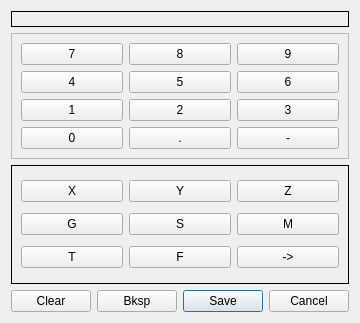
jethornton/flexgui, file flexgui/src/gcode.ui: the form before one commit.
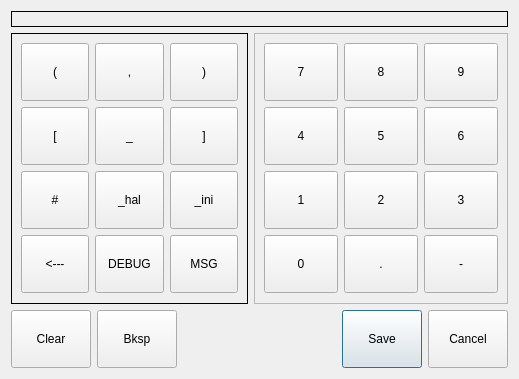
The form after the commit. The open tabs and pages were chosen to show the change.

Commit message: improve g code popup

```diff
--- a/flexgui/src/gcode.ui
+++ b/flexgui/src/gcode.ui
@@ -6,14 +6,27 @@
    <rect>
     <x>0</x>
     <y>0</y>
-    <width>325</width>
-    <height>323</height>
+    <width>519</width>
+    <height>379</height>
    </rect>
   </property>
   <property name="windowTitle">
    <string>G code Input</string>
   </property>
+  <property name="styleSheet">
+   <string notr="true">QPushButton{
+min-height: 50;
+min-width: 50
+}</string>
+  </property>
   <layout class="QGridLayout" name="gridLayout">
+   <item row="10" column="1">
+    <widget class="QPushButton" name="backspace_pb">
+     <property name="text">
+      <string>Bksp</string>
+     </property>
+    </widget>
+   </item>
    <item row="9" column="0" colspan="4">
     <widget class="QStackedWidget" name="letters_sw">
      <property name="frameShape">
@@ -158,27 +171,6 @@
      </widget>
      <widget class="QWidget" name="page_3">
       <layout class="QGridLayout" name="gridLayout_4">
-       <item row="2" column="0">
-        <widget class="QPushButton" name="back_pb_1">
-         <property name="text">
-          <string>&lt;--</string>
-         </property>
-        </widget>
-       </item>
-       <item row="1" column="0">
-        <widget class="QPushButton" name="char_P">
-         <property name="text">
-          <string>P</string>
-         </property>
-        </widget>
-       </item>
-       <item row="1" column="1">
-        <widget class="QPushButton" name="char_L">
-         <property name="text">
-          <string>L</string>
-         </property>
-        </widget>
-       </item>
        <item row="0" column="0">
         <widget class="QPushButton" name="char_U">
          <property name="text">
@@ -193,6 +185,20 @@
          </property>
         </widget>
        </item>
+       <item row="2" column="0">
+        <widget class="QPushButton" name="back_pb_1">
+         <property name="text">
+          <string>&lt;--</string>
+         </property>
+        </widget>
+       </item>
+       <item row="2" column="2">
+        <widget class="QPushButton" name="next_pb_2">
+         <property name="text">
+          <string>--&gt;</string>
+         </property>
+        </widget>
+       </item>
        <item row="0" column="2">
         <widget class="QPushButton" name="char_W">
          <property name="text">
@@ -200,21 +206,110 @@
          </property>
         </widget>
        </item>
+       <item row="1" column="0">
+        <widget class="QPushButton" name="char_P">
+         <property name="text">
+          <string>P</string>
+         </property>
+        </widget>
+       </item>
+       <item row="1" column="1">
+        <widget class="QPushButton" name="char_L">
+         <property name="text">
+          <string>L</string>
+         </property>
+        </widget>
+       </item>
       </layout>
      </widget>
-    </widget>
-   </item>
-   <item row="10" column="2" colspan="2">
-    <widget class="QDialogButtonBox" name="buttonBox">
-     <property name="sizePolicy">
-      <sizepolicy hsizetype="Expanding" vsizetype="Fixed">
-       <horstretch>0</horstretch>
-       <verstretch>0</verstretch>
-      </sizepolicy>
-     </property>
-     <property name="standardButtons">
-      <set>QDialogButtonBox::Cancel|QDialogButtonBox::Save</set>
-     </property>
+     <widget class="QWidget" name="page_4">
+      <layout class="QGridLayout" name="gridLayout_6">
+       <item row="0" column="0">
+        <widget class="QPushButton" name="char_left_bracket">
+         <property name="text">
+          <string>(</string>
+         </property>
+        </widget>
+       </item>
+       <item row="0" column="2">
+        <widget class="QPushButton" name="char_right_bracket">
+         <property name="text">
+          <string>)</string>
+         </property>
+        </widget>
+       </item>
+       <item row="0" column="1">
+        <widget class="QPushButton" name="char_comma">
+         <property name="text">
+          <string>,</string>
+         </property>
+        </widget>
+       </item>
+       <item row="1" column="2">
+        <widget class="QPushButton" name="char_right_square_bracket">
+         <property name="text">
+          <string>]</string>
+         </property>
+        </widget>
+       </item>
+       <item row="1" column="1">
+        <widget class="QPushButton" name="char_underscore">
+         <property name="text">
+          <string>_</string>
+         </property>
+        </widget>
+       </item>
+       <item row="1" column="0">
+        <widget class="QPushButton" name="char_left_square_bracket">
+         <property name="text">
+          <string>[</string>
+         </property>
+        </widget>
+       </item>
+       <item row="3" column="0">
+        <widget class="QPushButton" name="back_pb_2">
+         <property name="text">
+          <string>&lt;---</string>
+         </property>
+        </widget>
+       </item>
+       <item row="2" column="0">
+        <widget class="QPushButton" name="char_number_sign">
+         <property name="text">
+          <string>#</string>
+         </property>
+        </widget>
+       </item>
+       <item row="3" column="1">
+        <widget class="QPushButton" name="char_debug">
+         <property name="text">
+          <string>DEBUG</string>
+         </property>
+        </widget>
+       </item>
+       <item row="3" column="2">
+        <widget class="QPushButton" name="char_msg">
+         <property name="text">
+          <string>MSG</string>
+         </property>
+        </widget>
+       </item>
+       <item row="2" column="1">
+        <widget class="QPushButton" name="char_hal">
+         <property name="text">
+          <string>_hal</string>
+         </property>
+        </widget>
+       </item>
+       <item row="2" column="2">
+        <widget class="QPushButton" name="char_ini">
+         <property name="text">
+          <string>_ini</string>
+         </property>
+        </widget>
+       </item>
+      </layout>
+     </widget>
     </widget>
    </item>
    <item row="10" column="0">
@@ -224,24 +319,7 @@
      </property>
     </widget>
    </item>
-   <item row="0" column="0" colspan="4">
-    <widget class="QLabel" name="gcode_lb">
-     <property name="frameShape">
-      <enum>QFrame::Box</enum>
-     </property>
-     <property name="text">
-      <string/>
-     </property>
-    </widget>
-   </item>
-   <item row="10" column="1">
-    <widget class="QPushButton" name="backspace_pb">
-     <property name="text">
-      <string>Bksp</string>
-     </property>
-    </widget>
-   </item>
-   <item row="4" column="0" rowspan="2" colspan="4">
+   <item row="9" column="4">
     <widget class="QFrame" name="frame">
      <property name="frameShape">
       <enum>QFrame::StyledPanel</enum>
@@ -264,20 +342,6 @@
         </property>
        </widget>
       </item>
-      <item row="1" column="1">
-       <widget class="QPushButton" name="char_5">
-        <property name="text">
-         <string>5</string>
-        </property>
-       </widget>
-      </item>
-      <item row="3" column="0">
-       <widget class="QPushButton" name="char_0">
-        <property name="text">
-         <string>0</string>
-        </property>
-       </widget>
-      </item>
       <item row="1" column="0">
        <widget class="QPushButton" name="char_4">
         <property name="text">
@@ -285,13 +349,6 @@
         </property>
        </widget>
       </item>
-      <item row="2" column="0">
-       <widget class="QPushButton" name="char_1">
-        <property name="text">
-         <string>1</string>
-        </property>
-       </widget>
-      </item>
       <item row="2" column="1">
        <widget class="QPushButton" name="char_2">
         <property name="text">
@@ -299,10 +356,17 @@
         </property>
        </widget>
       </item>
-      <item row="3" column="1">
-       <widget class="QPushButton" name="dot_pb">
+      <item row="2" column="2">
+       <widget class="QPushButton" name="char_3">
         <property name="text">
-         <string>.</string>
+         <string>3</string>
+        </property>
+       </widget>
+      </item>
+      <item row="1" column="1">
+       <widget class="QPushButton" name="char_5">
+        <property name="text">
+         <string>5</string>
         </property>
        </widget>
       </item>
@@ -313,6 +377,27 @@
         </property>
        </widget>
       </item>
+      <item row="3" column="2">
+       <widget class="QPushButton" name="char_dash">
+        <property name="text">
+         <string>-</string>
+        </property>
+       </widget>
+      </item>
+      <item row="3" column="0">
+       <widget class="QPushButton" name="char_0">
+        <property name="text">
+         <string>0</string>
+        </property>
+       </widget>
+      </item>
+      <item row="2" column="0">
+       <widget class="QPushButton" name="char_1">
+        <property name="text">
+         <string>1</string>
+        </property>
+       </widget>
+      </item>
       <item row="1" column="2">
        <widget class="QPushButton" name="char_6">
         <property name="text">
@@ -320,23 +405,39 @@
         </property>
        </widget>
       </item>
-      <item row="2" column="2">
-       <widget class="QPushButton" name="char_3">
+      <item row="3" column="1">
+       <widget class="QPushButton" name="char_dot">
         <property name="text">
-         <string>3</string>
-        </property>
-       </widget>
-      </item>
-      <item row="3" column="2">
-       <widget class="QPushButton" name="dash_pb">
-        <property name="text">
-         <string>-</string>
+         <string>.</string>
         </property>
        </widget>
       </item>
      </layout>
     </widget>
    </item>
+   <item row="10" column="4">
+    <widget class="QDialogButtonBox" name="buttonBox">
+     <property name="sizePolicy">
+      <sizepolicy hsizetype="Expanding" vsizetype="Fixed">
+       <horstretch>0</horstretch>
+       <verstretch>0</verstretch>
+      </sizepolicy>
+     </property>
+     <property name="standardButtons">
+      <set>QDialogButtonBox::Cancel|QDialogButtonBox::Save</set>
+     </property>
+    </widget>
+   </item>
+   <item row="0" column="0" colspan="5">
+    <widget class="QLabel" name="gcode_lb">
+     <property name="frameShape">
+      <enum>QFrame::Box</enum>
+     </property>
+     <property name="text">
+      <string/>
+     </property>
+    </widget>
+   </item>
   </layout>
  </widget>
  <resources/>
```
The commit also changes 1 other file.
